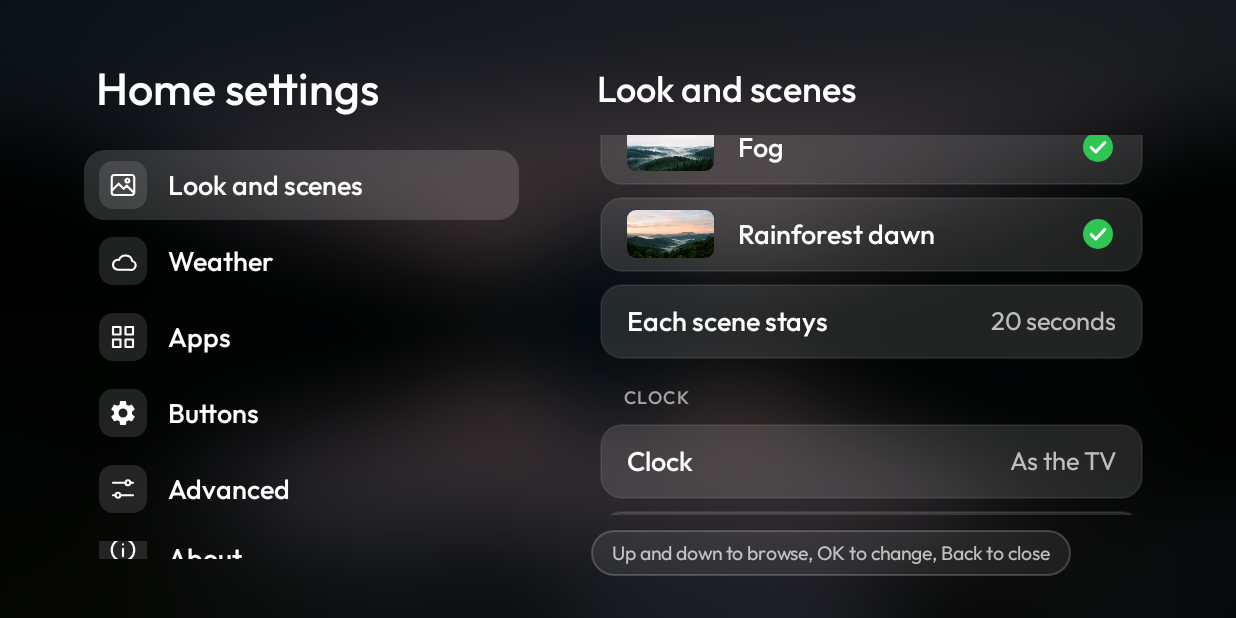
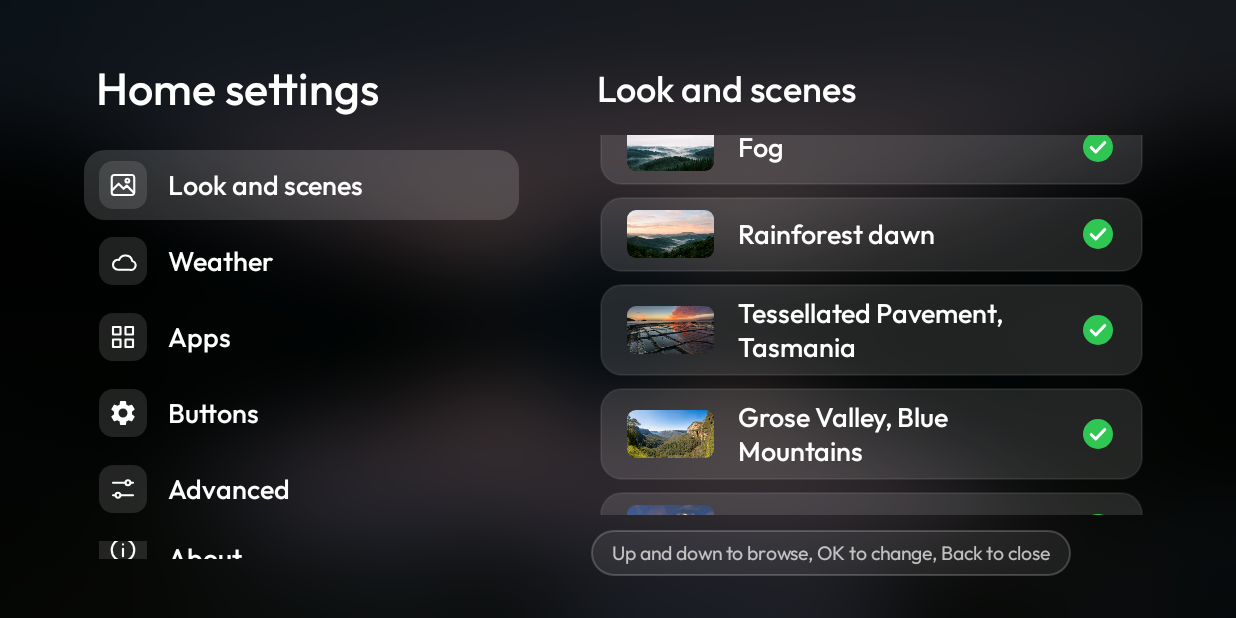
Before and after one commit to RookMeister/CleanMySaluteTV, an Android app: the MenuSettingsActivity screen opened directly, with no data from a screen before it, scrolled down 532 dp, on a phone screen of 824 x 412 dp (held sideways). Run offline under Robolectric (Android 15) with nearby library versions, the phone set to English and light mode, and no system bars; pictures from the network do not load.

Commit message:
Scenes: couch-tv's five Wikimedia photos with the glass clock, credited on screen
Co-Authored-By: Claude Opus 5.5 <noreply@anthropic.com>

```diff
--- a/launcher/app/src/main/java/com/rookmeister/cleanmysalutetv/MainActivity.java
+++ b/launcher/app/src/main/java/com/rookmeister/cleanmysalutetv/MainActivity.java
@@ -694,7 +694,7 @@ public class MainActivity extends Activity implements AppAdapter.TileListener {
         // couch-tv's does, in the band. With every app in the dock (single_row) only the gear: there is no "other".
         if (AppAdapter.smallDock && dockRow) {
             Runnable lastApp = () -> focusTile(Math.max(0, dockAppCount() - 1));
-            Runnable up = () -> findViewById(R.id.btnSettings).requestFocus();
+            Runnable up = () -> barAnchor(findViewById(R.id.btnSettings)).requestFocus();
             if (appLibraryEnabled && !singleRow) {
                 moreTile = MoreTile.create(this, density, root, R.drawable.ic_cp_more, R.string.cp_all_apps, () -> {
                             onLibraryRequested();
--- a/launcher/app/src/main/java/com/rookmeister/cleanmysalutetv/MenuSettingsActivity.java
+++ b/launcher/app/src/main/java/com/rookmeister/cleanmysalutetv/MenuSettingsActivity.java
@@ -56,7 +56,8 @@ public final class MenuSettingsActivity extends Activity {
     private static final int[] SECTION_ICONS = {R.drawable.ic_menu_look, R.drawable.ic_wx_cloud, R.drawable.ic_menu_apps,
             R.drawable.ic_settings, R.drawable.ic_menu_more, R.drawable.ic_menu_info};
     private static final int[] SCENE_NAMES = {R.string.menu_scene_night, R.string.menu_scene_golden,
-            R.string.menu_scene_water, R.string.menu_scene_fog, R.string.menu_scene_dawn};
+            R.string.menu_scene_water, R.string.menu_scene_fog, R.string.menu_scene_dawn,
+            R.string.scene_pavement, R.string.scene_valley, R.string.scene_storm, R.string.scene_beach, R.string.scene_paddy};
     private static final int[] OPACITIES = {100, 70, 50, 30};
     private static final int[] SCENE_SECONDS = {10, 20, 30, 60, 120, 300};
     private static final String[] CLOCKS = {"system", "12", "24"};
--- a/launcher/app/src/main/java/com/rookmeister/cleanmysalutetv/ScenePlayer.java
+++ b/launcher/app/src/main/java/com/rookmeister/cleanmysalutetv/ScenePlayer.java
@@ -241,6 +241,7 @@ final class ScenePlayer {
         android.graphics.drawable.Drawable icon = weatherText != null && weatherIcon != 0
                 ? context.getDrawable(weatherIcon).mutate() : null;
         SceneRenderer.Caption caption = new SceneRenderer.Caption(day, weatherText, icon, dateFont, weatherFont);
+        if (s.placeRes != 0) caption.credit = context.getString(s.placeRes) + " \u00B7 " + s.author;
         worker.execute(() -> {
             Bitmap b = renderer.render(s, width, height, t, dim, l, hd, caption, clockPosition);
             Bitmap gpu = b == null ? null : b.copy(Bitmap.Config.HARDWARE, false);
--- a/launcher/app/src/main/res/values/strings.xml
+++ b/launcher/app/src/main/res/values/strings.xml
@@ -248,4 +248,9 @@
     <string name="menu_vpn_app_sub">What the VPN button opens</string>
     <string name="menu_vpn_none">None (Android VPN settings)</string>
     <string name="menu_vpn_pick">Pick the VPN app</string>
+    <string name="scene_pavement">Tessellated Pavement, Tasmania</string>
+    <string name="scene_valley">Grose Valley, Blue Mountains</string>
+    <string name="scene_storm">Storm at sunset, Albury</string>
+    <string name="scene_beach">Aresquiers beach, France</string>
+    <string name="scene_paddy">Vang Vieng, Laos</string>
 </resources>
```
Also changed, not shown: launcher/app/src/main/java/com/rookmeister/cleanmysalutetv/SceneRenderer.java (+15 -0 lines), launcher/app/src/main/java/com/rookmeister/cleanmysalutetv/Scenes.java (+21 -0 lines), launcher/app/src/main/assets/scenes/scene-beach-glass.jpg (added), launcher/app/src/main/assets/scenes/scene-beach.jpg (added), launcher/app/src/main/assets/scenes/scene-paddy-glass.jpg (added), launcher/app/src/main/assets/scenes/scene-paddy.jpg (added), launcher/app/src/main/assets/scenes/scene-pavement-glass.jpg (added), launcher/app/src/main/assets/scenes/scene-pavement.jpg (added), launcher/app/src/main/assets/scenes/scene-storm-glass.jpg (added), launcher/app/src/main/assets/scenes/scene-storm.jpg (added), launcher/app/src/main/assets/scenes/scene-valley-glass.jpg (added), launcher/app/src/main/assets/scenes/scene-valley.jpg (added), 3 other files.
